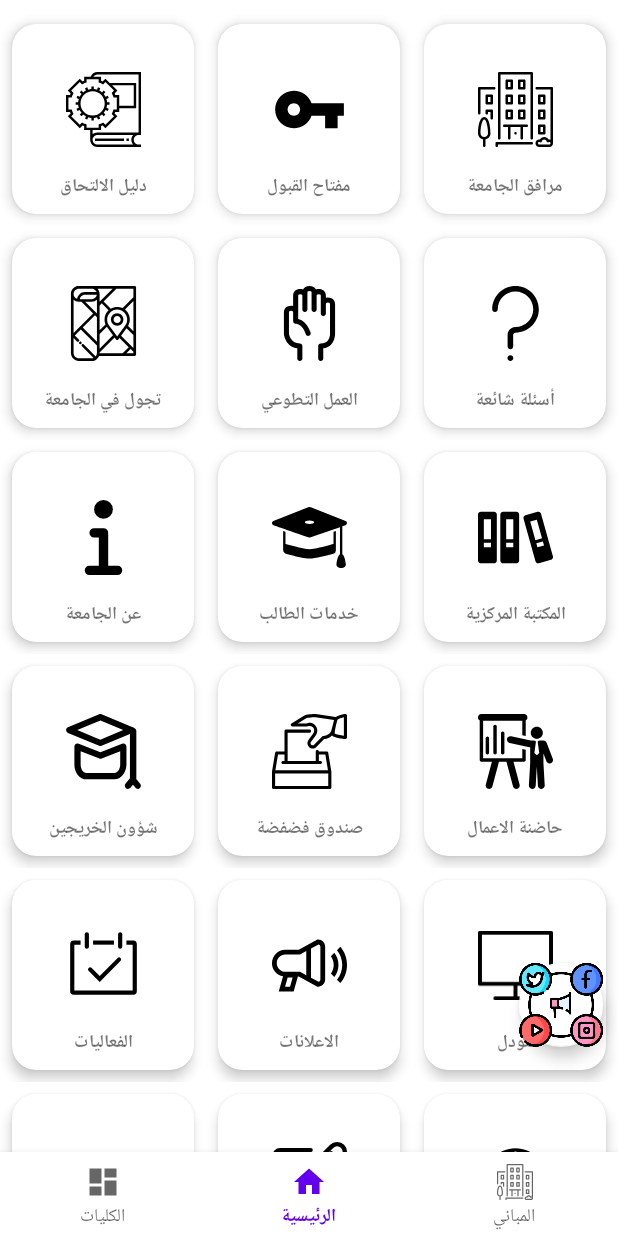
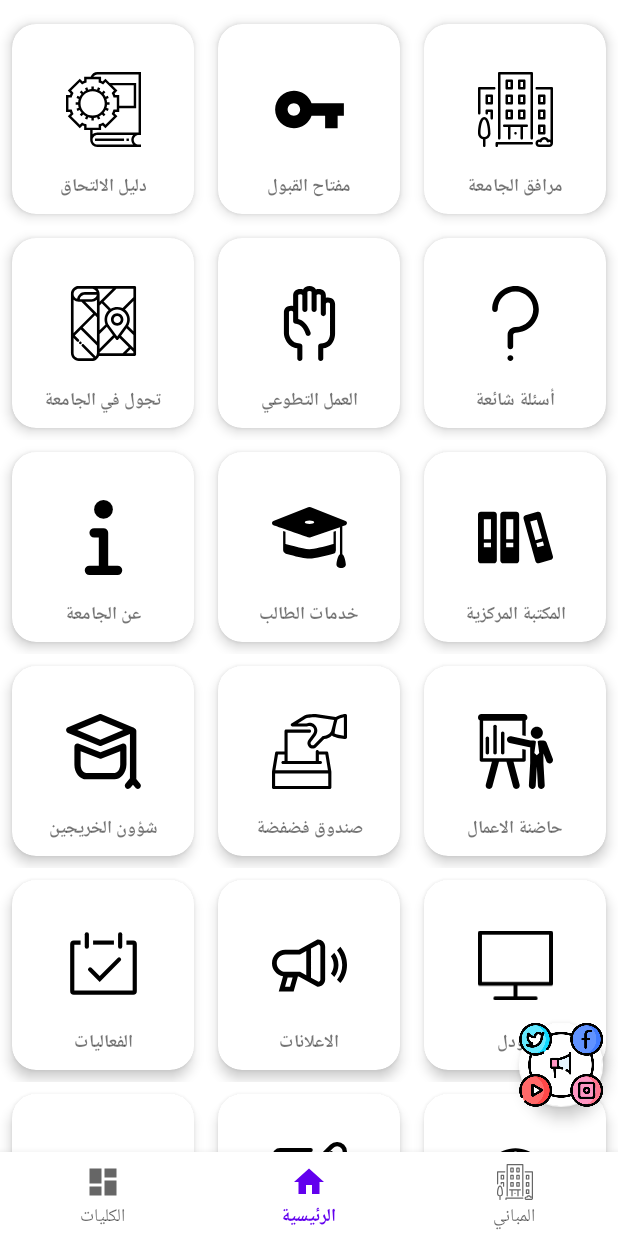
Before and after one commit to YousefKhrais/IUG_Guide, an Android app: the screen it shows after launch (MainActivity), on a phone screen of 412 x 824 dp. Run offline under Robolectric (Android 15) with nearby library versions, the phone set to English and light mode, and no system bars; our stand-ins replace navigation-ui.

Commit message:
social media button

```diff
--- a/app/src/main/res/layout/fragment_home.xml
+++ b/app/src/main/res/layout/fragment_home.xml
@@ -21,7 +21,7 @@
         android:layout_width="wrap_content"
         android:layout_height="wrap_content"
         android:layout_marginRight="10dp"
-        android:layout_marginBottom="70dp"
+        android:layout_marginBottom="30dp"
         app:backgroundTint="@color/white"
         app:fabCustomSize="56dp"
         app:layout_constraintBottom_toBottomOf="parent"
@@ -34,7 +34,7 @@
         android:layout_width="wrap_content"
         android:layout_height="wrap_content"
         android:layout_marginRight="10dp"
-        android:layout_marginBottom="135dp"
+        android:layout_marginBottom="95dp"
         app:backgroundTint="@color/white"
         app:fabCustomSize="56dp"
         app:layout_constraintBottom_toBottomOf="parent"
@@ -48,7 +48,7 @@
         android:layout_width="wrap_content"
         android:layout_height="wrap_content"
         android:layout_marginRight="10dp"
-        android:layout_marginBottom="195dp"
+        android:layout_marginBottom="155dp"
         app:backgroundTint="@color/white"
         app:fabCustomSize="56dp"
         app:layout_constraintBottom_toBottomOf="parent"
@@ -62,7 +62,7 @@
         android:layout_width="wrap_content"
         android:layout_height="wrap_content"
         android:layout_marginRight="10dp"
-        android:layout_marginBottom="260dp"
+        android:layout_marginBottom="220dp"
         app:backgroundTint="@color/white"
         app:fabCustomSize="56dp"
         app:layout_constraintBottom_toBottomOf="parent"
@@ -76,7 +76,7 @@
         android:layout_width="wrap_content"
         android:layout_height="wrap_content"
         android:layout_marginRight="10dp"
-        android:layout_marginBottom="325dp"
+        android:layout_marginBottom="285dp"
         app:backgroundTint="@color/white"
         app:fabCustomSize="56dp"
         app:layout_constraintBottom_toBottomOf="parent"
@@ -90,7 +90,7 @@
         android:layout_width="wrap_content"
         android:layout_height="wrap_content"
         android:layout_marginRight="10dp"
-        android:layout_marginBottom="390dp"
+        android:layout_marginBottom="350dp"
         app:backgroundTint="@color/white"
         app:fabCustomSize="56dp"
         app:layout_constraintBottom_toBottomOf="parent"
@@ -104,7 +104,7 @@
         android:layout_width="wrap_content"
         android:layout_height="wrap_content"
         android:layout_marginRight="10dp"
-        android:layout_marginBottom="455dp"
+        android:layout_marginBottom="415dp"
         app:backgroundTint="@color/white"
         app:fabCustomSize="56dp"
         app:layout_constraintBottom_toBottomOf="parent"
```
